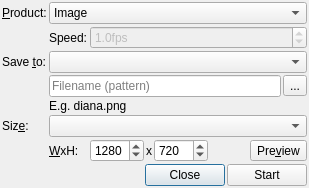
This is src/export/export_image_dialog.ui in metno/diana as Qt 5 draws it before an edit. The edited form follows.
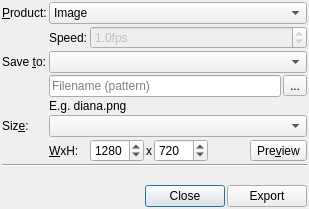
This is the edited form.

Commit message: export: message instead of info dialog when done

```diff
--- a/src/export/export_image_dialog.ui
+++ b/src/export/export_image_dialog.ui
@@ -116,7 +116,14 @@
      </property>
     </widget>
    </item>
-   <item row="8" column="0" colspan="3">
+   <item row="9" column="0" colspan="3">
+    <widget class="QLabel" name="labelMessage">
+     <property name="text">
+      <string notr="true"/>
+     </property>
+    </widget>
+   </item>
+   <item row="10" column="0" colspan="3">
     <layout class="QHBoxLayout" name="horizontalLayout">
      <item>
       <spacer name="spacerButtons">
@@ -141,7 +148,7 @@
      <item>
       <widget class="QPushButton" name="buttonStart">
        <property name="text">
-        <string>Start</string>
+        <string>Export</string>
        </property>
       </widget>
      </item>
@@ -254,6 +261,13 @@
      </item>
     </layout>
    </item>
+   <item row="8" column="0" colspan="3">
+    <widget class="Line" name="line">
+     <property name="orientation">
+      <enum>Qt::Horizontal</enum>
+     </property>
+    </widget>
+   </item>
   </layout>
  </widget>
  <tabstops>
```
Left out of the diff: 16 changed lines with no effect on the pictures. The commit also changes 7 other files.
